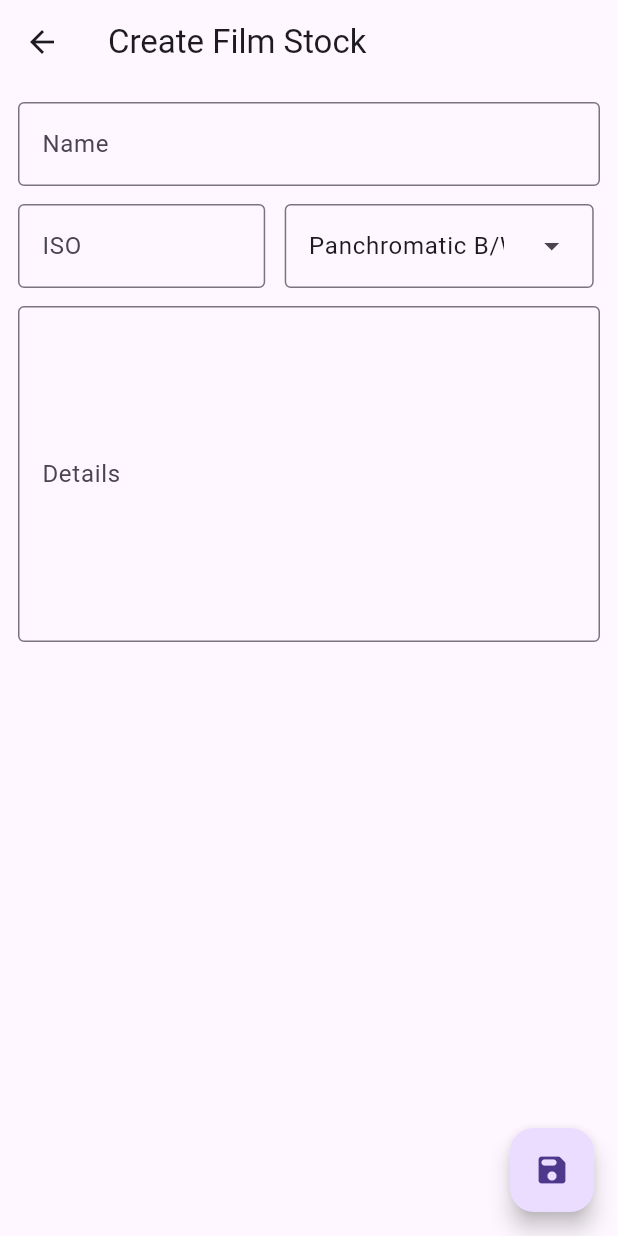
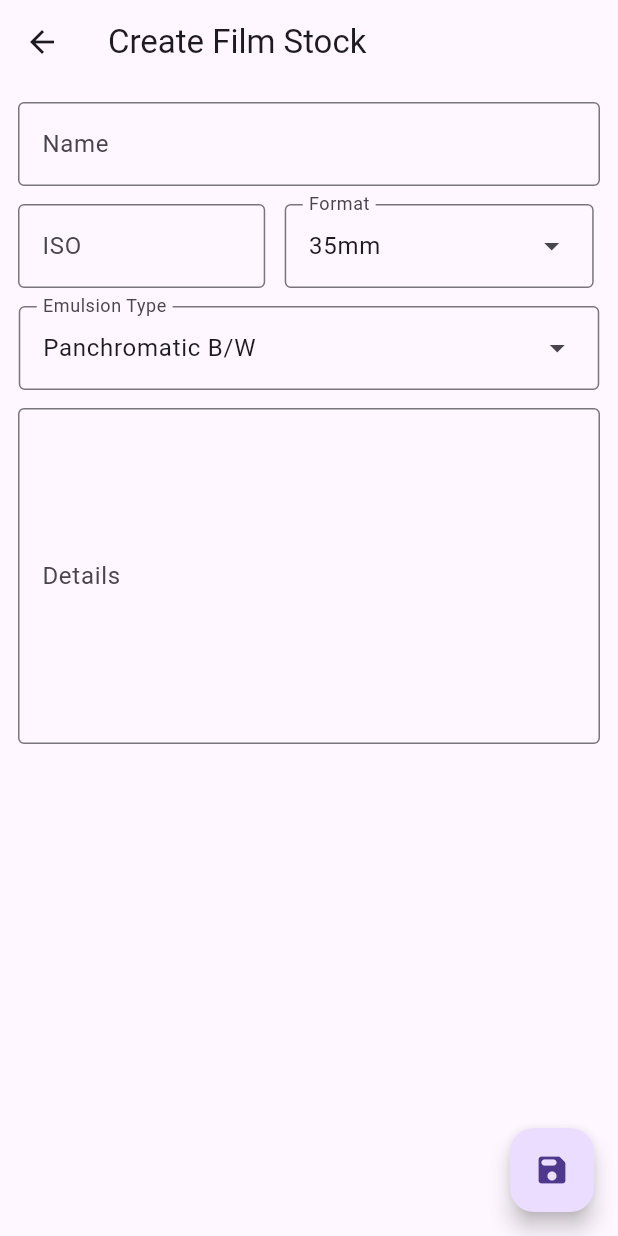
Before and after one commit to C4lopsitta/filmstore-flutter, a Flutter app: the screen it shows after launch, item 2 of the bottom bar chosen, after a tap on "New Stock", on a phone screen of 412 x 824 dp. Run offline on Flutter 3.47's test engine with Material 3 defaults, Android fonts, the phone set to English and light mode, and no system bars; our stand-ins replace shared_preferences; network calls fail.

Commit message:
Updated stock creation with API modifications

```diff
--- a/lib/Entities/FilmStock.dart
+++ b/lib/Entities/FilmStock.dart
@@ -27,18 +27,51 @@ enum FilmType {
   }
 }
 
+enum FilmFormat {
+  UNDEFINED,
+  THIRTY_FIVE_MM,
+  ONE_TWENTY,
+  ONE_TWENTY_SEVEN,
+  ONE_TEN,
+  SHEET;
+
+  String toUserString() {
+    switch(this) {
+      case FilmFormat.UNDEFINED:
+        return "UNDEFINED";
+
+      case FilmFormat.THIRTY_FIVE_MM:
+        return "35mm";
+
+      case FilmFormat.ONE_TEN:
+        return "110";
+
+      case FilmFormat.ONE_TWENTY:
+        return "120";
+
+      case FilmFormat.ONE_TWENTY_SEVEN:
+        return "127";
+
+      case FilmFormat.SHEET:
+        return "Sheet Film";
+    }
+  }
+}
+
 
 class FilmStock{
   final String name;
   final String info;
   final int iso;
   final FilmType type;
+  final FilmFormat format;
 
   const FilmStock({
     required this.name,
     required this.info,
     required this.iso,
-    required this.type
+    required this.type,
+    required this.format
   });
 
   factory FilmStock.fromJson (Map<String, dynamic> json) {
@@ -46,7 +79,8 @@ class FilmStock{
       name: json["name"],
       info: json["development_info"],
       iso: json["iso"],
-      type: FilmType.values[json["type"]]
+      type: FilmType.values[json["type"]],
+      format: FilmFormat.values[json["format"]]
     );
   }
 
@@ -69,7 +103,8 @@ class FilmStock{
               mainAxisAlignment: MainAxisAlignment.spaceBetween,
               children: [
                 Text("ISO $iso", style: const TextStyle(fontSize: 12)),
-                Text("Type ${type.toUserString()}", style: const TextStyle(fontSize: 12))
+                Text("Type ${type.toUserString()}", style: const TextStyle(fontSize: 12)),
+                Text("Format ${format.toUserString()}", style: const TextStyle(fontSize: 12))
               ],
             )
           ],
@@ -85,7 +120,8 @@ FilmStock: {
   "name": "$name",
   "iso": $iso,
   "info": $info,
-  "type": $type
+  "type": $type,
+  "format": $format
 }
     """;
   }
--- a/lib/Home.dart
+++ b/lib/Home.dart
@@ -31,12 +31,7 @@ class Home extends StatefulWidget {
       films.forEach((filmroll) {
         Map<String ,dynamic> filmjson = filmroll["film"];
 
-        FilmStock film = FilmStock(
-            name: filmjson["name"],
-            info: filmjson["development_info"],
-            iso: filmjson["iso"],
-            type: FilmType.values[filmjson["type"]]
-        );
+        FilmStock film = FilmStock.fromJson(filmjson);
 
         FilmRoll stock = FilmRoll(
           film: film,
--- a/lib/Stocks.dart
+++ b/lib/Stocks.dart
@@ -55,10 +55,12 @@ class _Brands extends State<Brands> {
 
   @override
   Widget build(BuildContext context) {
-    return (widget.error == null) ? Column(
-      children: <Widget>[
-        SizedBox(height: MediaQuery.of(context).viewPadding.top)
-      ] + widget.filmstocks_cards,
+    return (widget.error == null) ? SingleChildScrollView(
+      child: Column(
+        children: <Widget>[
+          SizedBox(height: MediaQuery.of(context).viewPadding.top)
+        ] + widget.filmstocks_cards,
+      )
     ) : Column(
       children: [
         SizedBox(height: MediaQuery.of(context).viewPadding.top),
--- a/lib/main.dart
+++ b/lib/main.dart
@@ -50,7 +50,7 @@ class _ApplicationRoot extends State<ApplicationRoot> {
             tooltip: "Create film roll",
             icon: const Icon(Icons.add_rounded),
             label: const Text("New Film Roll")
-        ) :
+        ) : (currentPageIndex == 1) ?
         FloatingActionButton.extended(
             onPressed: () {
               Navigator.push(
@@ -61,7 +61,7 @@ class _ApplicationRoot extends State<ApplicationRoot> {
             tooltip: "Add new stock",
             icon: const Icon(Icons.add_rounded),
             label: const Text("New Stock"),
-        ),
+        ) : null,
         body: [
           Home(),
           Brands(),
--- a/lib/routes/create_filmstock.dart
+++ b/lib/routes/create_filmstock.dart
@@ -18,12 +18,14 @@ class CreateFilmstock extends StatefulWidget {
 class _CreateFilmstock extends State<CreateFilmstock> {
   bool saving = false;
   int selectedType = 1;
+  int selectedFormat = 1;
 
   TextEditingController name = TextEditingController();
   TextEditingController iso = TextEditingController();
   TextEditingController info = TextEditingController();
 
   List<DropdownMenuEntry<int>> types = [];
+  List<DropdownMenuEntry<int>> formats = [];
 
   @override
   void initState() {
@@ -31,6 +33,12 @@ class _CreateFilmstock extends State<CreateFilmstock> {
     FilmType.values.forEach((type) {
       if(type != FilmType.UNDEFINED)
         types.add(DropdownMenuEntry(value: type.index, label: type.toUserString()));
+    });
+
+    FilmFormat.values.forEach((format) {
+      if(format != FilmFormat.UNDEFINED) {
+        formats.add(DropdownMenuEntry(value: format.index, label: format.toUserString()));
+      }
     });
   }
 
@@ -52,7 +60,8 @@ class _CreateFilmstock extends State<CreateFilmstock> {
               "name": "${name.text}",
               "iso": ${iso.text},
               "development_info": "${info.text}",
-              "type": $selectedType
+              "type": $selectedType,
+              "format": $selectedFormat
             }
             """
           ).then((result) {
@@ -82,18 +91,31 @@ class _CreateFilmstock extends State<CreateFilmstock> {
               child: TextField(
                 controller: iso,
                 decoration: const InputDecoration(
-                    border: OutlineInputBorder(),
-                    label: Text("ISO")
+                  border: OutlineInputBorder(),
+                  label: Text("ISO"),
                 ),
+                keyboardType: TextInputType.number,
+                autofillHints: const [
+                  "12", "25", "100", "125", "200", "400", "800", "1600", "3200"
+                ],
               )),
               const SizedBox(width: 13),
               DropdownMenu(
                 initialSelection: 1,
-                onSelected: (value) { selectedType = value ?? 1; },
-                dropdownMenuEntries: types,
+                onSelected: (value) { selectedFormat = value ?? 1; },
+                dropdownMenuEntries: formats,
                 width: MediaQuery.sizeOf(context).width * 0.5,
+                label: const Text("Format"),
               )
             ],
+          ),
+          const SizedBox(height: 12),
+          DropdownMenu(
+            initialSelection: 1,
+            onSelected: (value) { selectedType = value ?? 1; },
+            dropdownMenuEntries: types,
+            width: MediaQuery.sizeOf(context).width - 25,
+            label: const Text("Emulsion Type"),
           ),
           const SizedBox(height: 12),
           TextField(
--- a/pubspec.yaml
+++ b/pubspec.yaml
@@ -16,7 +16,7 @@ publish_to: 'none' # Remove this line if you wish to publish to pub.dev
 # https://developer.apple.com/library/archive/documentation/General/Reference/InfoPlistKeyReference/Articles/CoreFoundationKeys.html
 # In Windows, build-name is used as the major, minor, and patch parts
 # of the product and file versions while build-number is used as the build suffix.
-version: 1.0.0+1
+version: 0.0.1
 
 environment:
   sdk: '>=3.3.3 <4.0.0'
```
